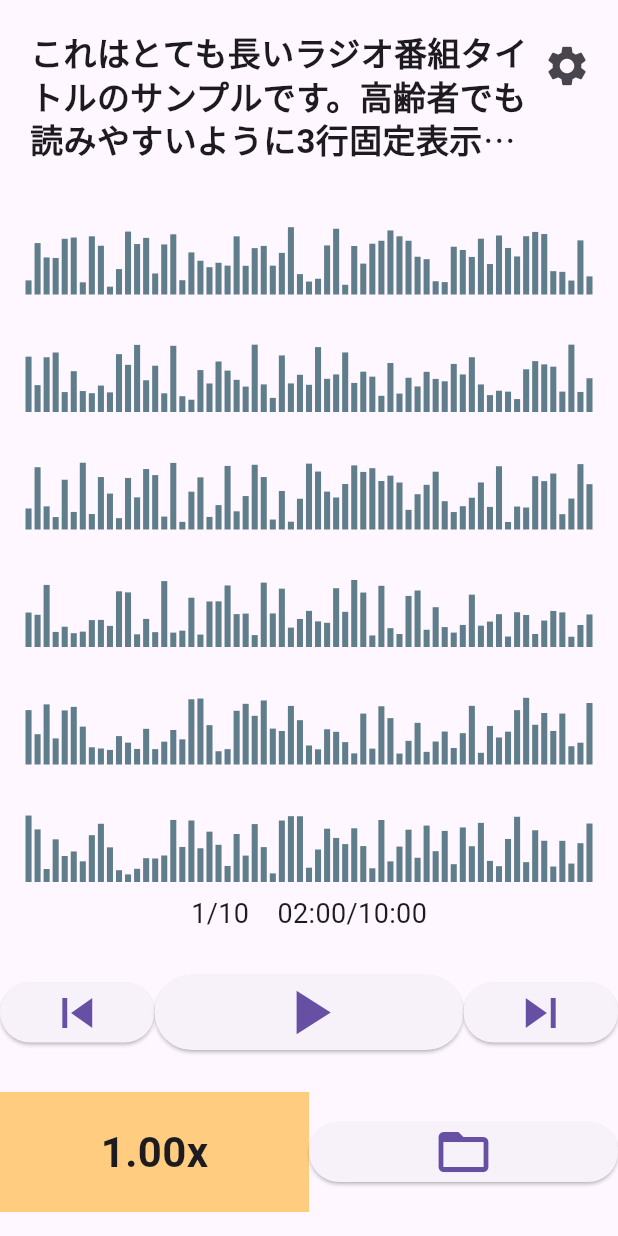
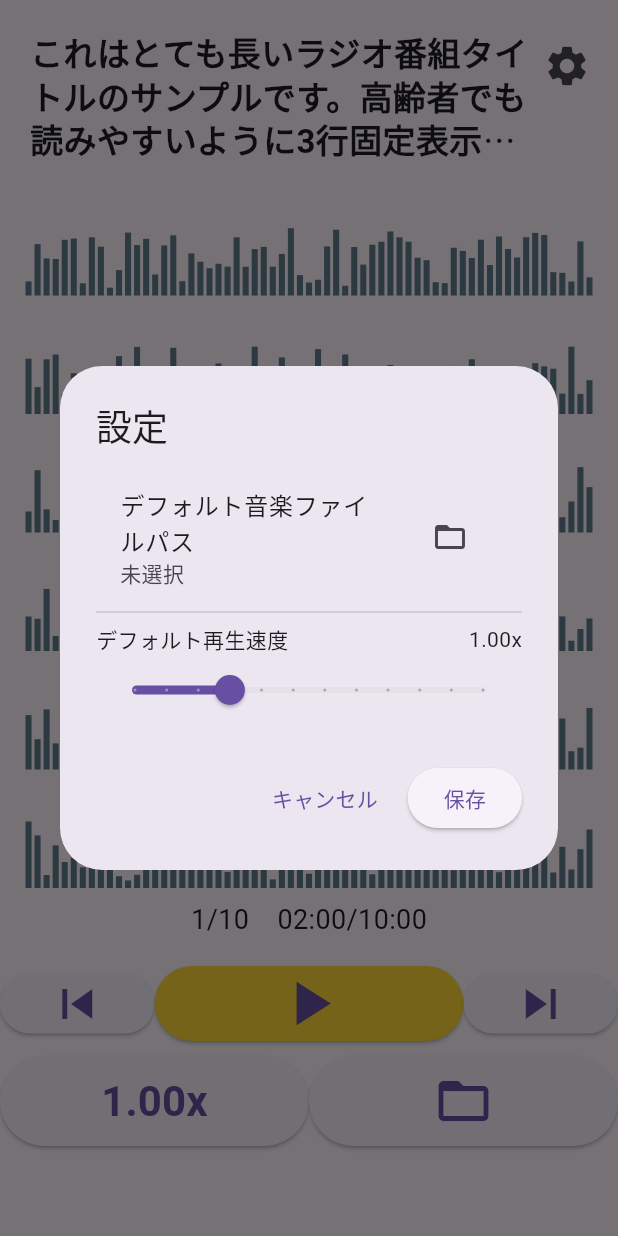
Before and after one commit to el-coverage/radiaudio, a Flutter app: the screen it shows after launch, after a tap on the "settings" icon, on a phone screen of 412 x 824 dp. Run offline on Flutter 3.47's test engine with Material 3 defaults, Android fonts, the phone set to English and light mode, and no system bars.

Commit message:
AIに直させた

```diff
--- a/lib/main.dart
+++ b/lib/main.dart
@@ -36,6 +36,8 @@ class _PlayerScreenState extends State<PlayerScreen> {
 
   bool isPlaying = false;
   double playbackSpeed = 1.0;
+  double defaultPlaybackSpeed = 1.0;
+  String defaultMusicFolderPath = "";
 
   final Random _random = Random();
 
@@ -46,11 +48,118 @@ class _PlayerScreenState extends State<PlayerScreen> {
     });
   }
 
+  /// チャプター移動 (前:forward=false, 次:forward=true)
+  void skipChapter(bool forward) {
+    setState(() {
+      if (forward) {
+        if (currentIndex < totalCount) currentIndex++;
+      } else {
+        if (currentIndex > 1) currentIndex--;
+      }
+      // reset position for demo purposes
+      currentPositionSec = 0;
+    });
+    final text = forward ? '次チャプター' : '前チャプター';
+    ScaffoldMessenger.of(context)
+        .showSnackBar(SnackBar(content: Text(text)));
+  }
+
+  /// 曲移動 (長押し時に呼ばれる、前/次)
+  void skipTrack(bool forward) {
+    setState(() {
+      // 本来はプレイリストやファイルリストを管理する
+      if (forward) {
+        if (currentIndex < totalCount) currentIndex++;
+      } else {
+        if (currentIndex > 1) currentIndex--;
+      }
+      currentPositionSec = 0;
+    });
+    final text = forward ? '次曲' : '前曲';
+    ScaffoldMessenger.of(context)
+        .showSnackBar(SnackBar(content: Text(text)));
+  }
+
   void decreaseSpeed() {
     setState(() {
       playbackSpeed -= 0.25;
       if (playbackSpeed < 0.25) playbackSpeed = 3.0;
     });
+  }
+
+  void showSettingsDialog() {
+    showDialog(
+      context: context,
+      builder: (context) {
+        double tempDefaultSpeed = defaultPlaybackSpeed;
+        String tempFolderPath = defaultMusicFolderPath;
+
+        return StatefulBuilder(
+          builder: (context, dialogSetState) {
+            return AlertDialog(
+              title: const Text("設定"),
+              content: SingleChildScrollView(
+                child: Column(
+                  mainAxisSize: MainAxisSize.min,
+                  children: [
+                    ListTile(
+                      title: const Text("デフォルト音楽ファイルパス"),
+                      subtitle: Text(
+                        tempFolderPath.isEmpty ? "未選択" : tempFolderPath,
+                        maxLines: 2,
+                        overflow: TextOverflow.ellipsis,
+                      ),
+                      trailing: IconButton(
+                        icon: const Icon(Icons.folder_open),
+                        onPressed: () {
+                          // TODO: file_selectorを使ってフォルダ選択
+                          dialogSetState(() {
+                            tempFolderPath = "/path/to/music"; // サンプル
+                          });
+                        },
+                      ),
+                    ),
+                    const Divider(),
+                    Row(
+                      mainAxisAlignment: MainAxisAlignment.spaceBetween,
+                      children: [
+                        const Text("デフォルト再生速度"),
+                        Text("${tempDefaultSpeed.toStringAsFixed(2)}x"),
+                      ],
+                    ),
+                    Slider(
+                      min: 0.25,
+                      max: 3.0,
+                      divisions: 11,
+                      value: tempDefaultSpeed,
+                      onChanged: (v) {
+                        dialogSetState(() => tempDefaultSpeed = v);
+                      },
+                    ),
+                  ],
+                ),
+              ),
+              actions: [
+                TextButton(
+                  onPressed: () => Navigator.pop(context),
+                  child: const Text("キャンセル"),
+                ),
+                ElevatedButton(
+                  onPressed: () {
+                    setState(() {
+                      defaultPlaybackSpeed = tempDefaultSpeed;
+                      defaultMusicFolderPath = tempFolderPath;
+                    });
+                    Navigator.pop(context);
+                  },
+                  child: const Text("保存"),
+                ),
+              ],
+            );
+          },
+        );
+      },
+    );
   }
 
   String formatTime(double sec) {
@@ -64,6 +173,8 @@ class _PlayerScreenState extends State<PlayerScreen> {
   Widget build(BuildContext context) {
     return Scaffold(
       body: SafeArea(
+        child: Padding(
+          padding: const EdgeInsets.only(bottom: 60),
           child: Column(
             children: [
 
@@ -90,7 +201,7 @@ class _PlayerScreenState extends State<PlayerScreen> {
                   // 設定ボタン
                   IconButton(
                     iconSize: 32,
-                    onPressed: () {},
+                    onPressed: showSettingsDialog,
                     icon: const Icon(Icons.settings),
                   )
                 ],
@@ -149,14 +260,19 @@ class _PlayerScreenState extends State<PlayerScreen> {
 
             // ===== 再生ボタン群 =====
             SizedBox(
-              height: 90,
+              height: 70,
               child: Row(
                 children: [
                   Expanded(
                     flex: 25,
+                    child: Tooltip(
+                      message: '前チャプター\n(長押しで前曲)',
                       child: ElevatedButton(
-                      onPressed: () {},
+                        onPressed: () => skipChapter(false),
+                        onLongPress: () => skipTrack(false),
+                        style: ElevatedButton.styleFrom(padding: EdgeInsets.zero),
                         child: const Icon(Icons.skip_previous, size: 40),
+                      ),
                     ),
                   ),
                   Expanded(
@@ -167,6 +283,7 @@ class _PlayerScreenState extends State<PlayerScreen> {
                           isPlaying = !isPlaying;
                         });
                       },
+                      style: ElevatedButton.styleFrom(padding: EdgeInsets.zero, backgroundColor: Colors.yellow.shade600),
                       child: Icon(
                         isPlaying
                             ? Icons.pause
@@ -177,30 +294,36 @@ class _PlayerScreenState extends State<PlayerScreen> {
                   ),
                   Expanded(
                     flex: 25,
+                    child: Tooltip(
+                      message: '次チャプター\n(長押しで次曲)',
                       child: ElevatedButton(
-                      onPressed: () {},
+                        onPressed: () => skipChapter(true),
+                        onLongPress: () => skipTrack(true),
+                        style: ElevatedButton.styleFrom(padding: EdgeInsets.zero),
                         child: const Icon(Icons.skip_next, size: 40),
+                      ),
                     ),
                   ),
                 ],
               ),
             ),
 
-            const SizedBox(height: 8),
-
             // ===== 速度 + 開く =====
             SizedBox(
-              height: 80,
+              height: 60,
               child: Row(
                 children: [
                   Expanded(
                     flex: 50,
-                    child: GestureDetector(
-                      onTap: increaseSpeed,
+                    child: Tooltip(
+                      message: '+0.25x (長押しで-0.25x)',
+                      child: ElevatedButton(
+                        onPressed: increaseSpeed,
                         onLongPress: decreaseSpeed,
-                      child: Container(
-                        alignment: Alignment.center,
-                        color: Colors.orange.shade200,
+                        style: ElevatedButton.styleFrom(
+                          padding: EdgeInsets.zero,
+                          minimumSize: const Size.fromHeight(60),
+                        ),
                         child: Text(
                           "${playbackSpeed.toStringAsFixed(2)}x",
                           style: const TextStyle(
@@ -215,15 +338,18 @@ class _PlayerScreenState extends State<PlayerScreen> {
                     flex: 50,
                     child: ElevatedButton(
                       onPressed: () {},
+                      style: ElevatedButton.styleFrom(
+                        padding: EdgeInsets.zero,
+                        minimumSize: const Size.fromHeight(60),
+                      ),
                       child: const Icon(Icons.folder_open, size: 40),
                     ),
                   ),
                 ],
               ),
             ),
-
-            const SizedBox(height: 16),
           ],
+        ),
       ),
     ),
   );
```
Lines whose indentation alone changed are shown as unchanged.
